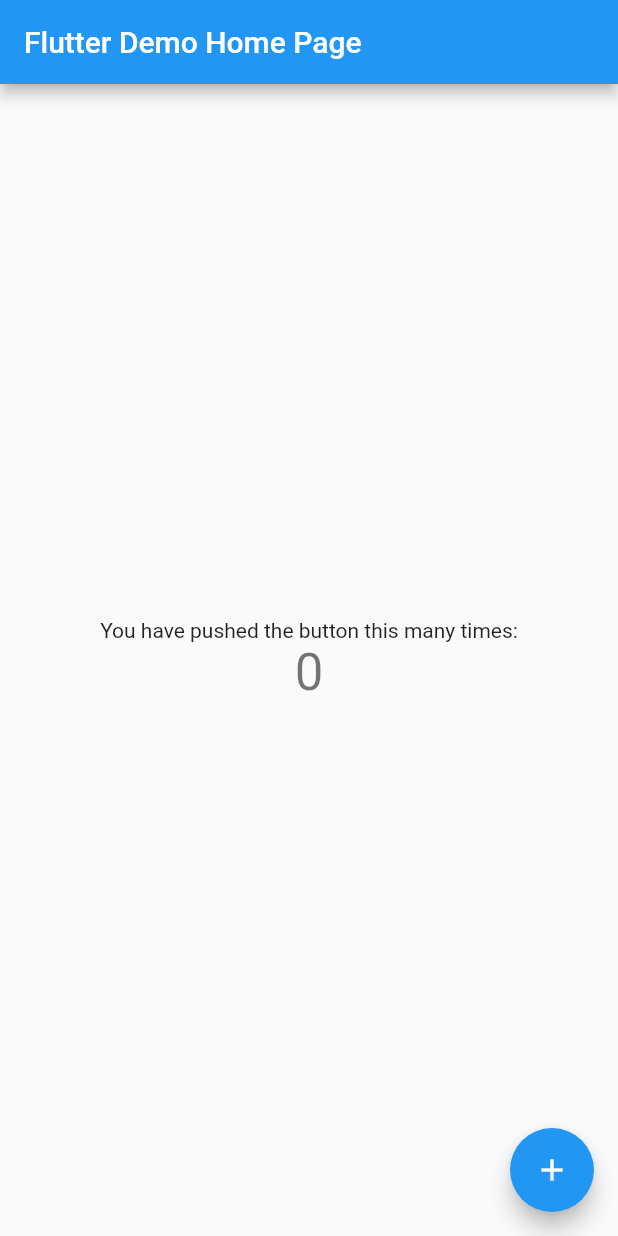
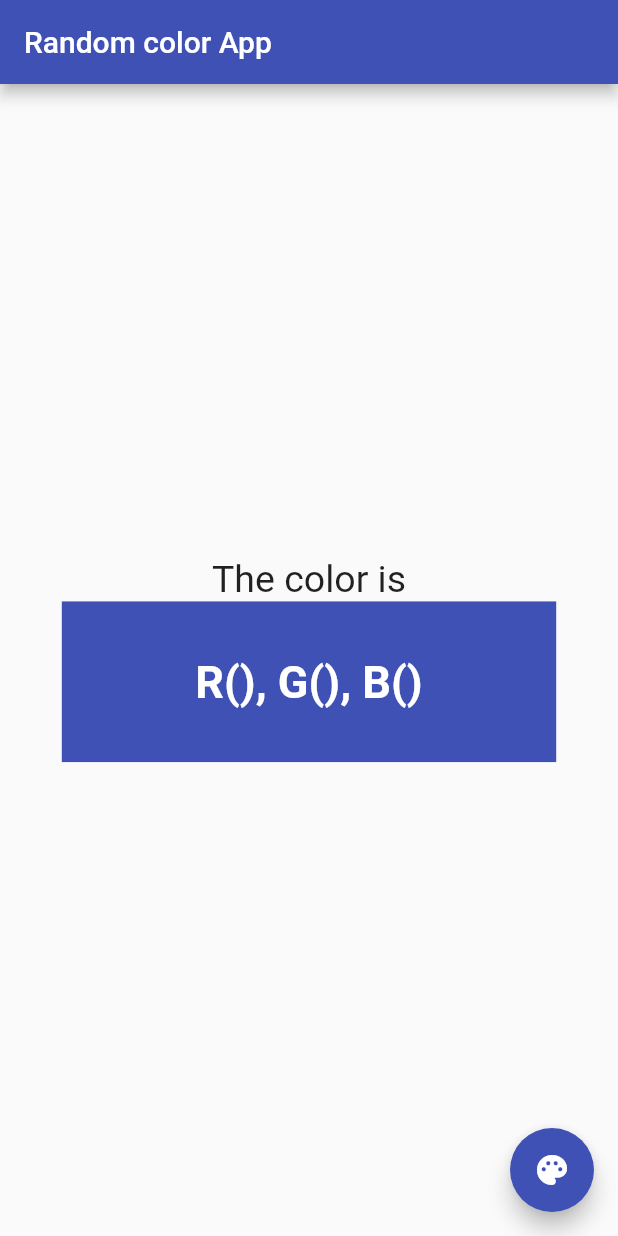
Before and after one commit to houcem-h/uit_state_management, a Flutter app: the screen it shows after launch, on a phone screen of 412 x 824 dp. Run offline on Flutter 3.47's test engine with Material 2 defaults, Android fonts, the phone set to English and light mode, and no system bars.

Commit message:
first display

```diff
--- a/lib/main.dart
+++ b/lib/main.dart
@@ -15,53 +15,63 @@ class MyApp extends StatelessWidget {
       theme: ThemeData(
         primarySwatch: Colors.blue,
       ),
-      home: const MyHomePage(title: 'Flutter Demo Home Page'),
+      home: MyHomePage(title: 'Random color App', color: Colors.indigo),
     );
   }
 }
 
 class MyHomePage extends StatefulWidget {
-  const MyHomePage({Key? key, required this.title}) : super(key: key);
+  MyHomePage({Key? key, required this.title, required this.color}) : super(key: key);
 
   final String title;
+  Color color;
 
   @override
   State<MyHomePage> createState() => _MyHomePageState();
 }
 
 class _MyHomePageState extends State<MyHomePage> {
-  int _counter = 0;
-
-  void _incrementCounter() {
-    setState(() {
-      _counter++;
-    });
-  }
 
   @override
   Widget build(BuildContext context) {
     return Scaffold(
       appBar: AppBar(
         title: Text(widget.title),
+        backgroundColor: widget.color,
       ),
       body: Center(
         child: Column(
           mainAxisAlignment: MainAxisAlignment.center,
           children: <Widget>[
             const Text(
-              'You have pushed the button this many times:',
+              'The color is',
+              style: TextStyle(
+                fontSize: 25
+                ),
             ),
-            Text(
-              '$_counter',
-              style: Theme.of(context).textTheme.headline4,
-            ),
-          ],
+            Container(
+              width: MediaQuery.of(context).size.width * 0.8,
+              height: MediaQuery.of(context).size.height * 0.13,
+              color: widget.color,
+              child: const Center(
+                child: Text(
+                  'R(), G(), B()',
+                  textAlign: TextAlign.center,
+                  style: TextStyle(
+                    color: Colors.white,
+                    fontSize: 30,
+                    fontWeight: FontWeight.bold
+                  ),
+                ),
+              ),
+            )],
         ),
       ),
       floatingActionButton: FloatingActionButton(
-        onPressed: _incrementCounter,
-        tooltip: 'Increment',
-        child: const Icon(Icons.add),
+        onPressed: null,
+        tooltip: 'Change color',
+        child: const Icon(Icons.palette),
+        backgroundColor: widget.color,
       ),
     );
   }
```
